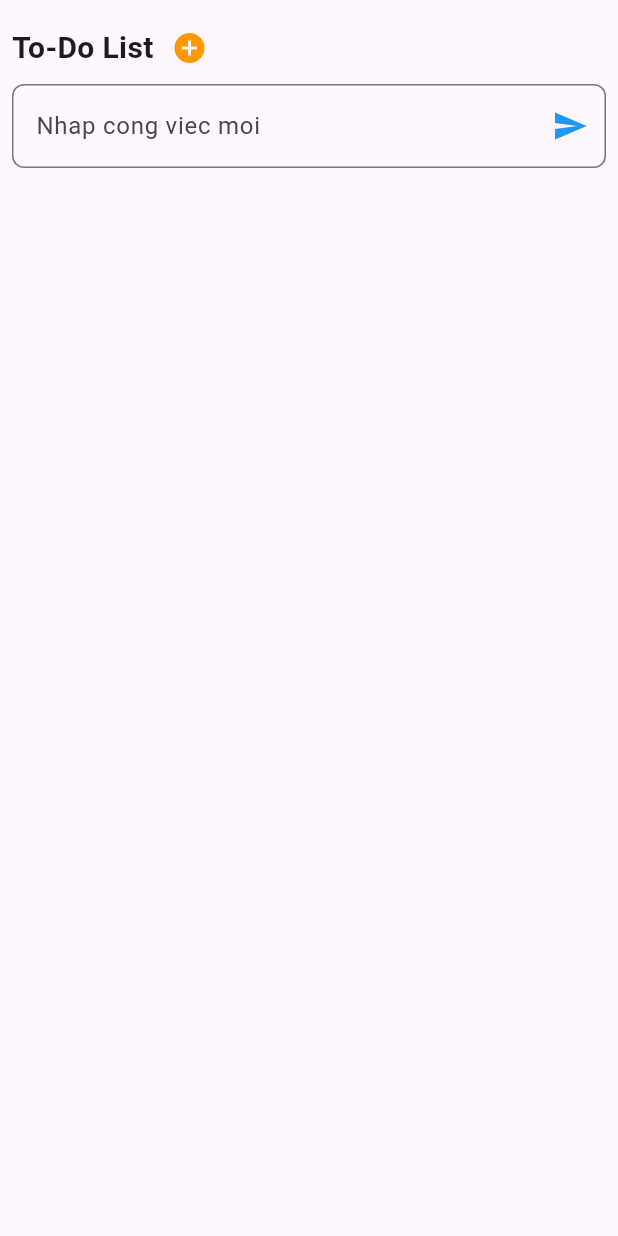
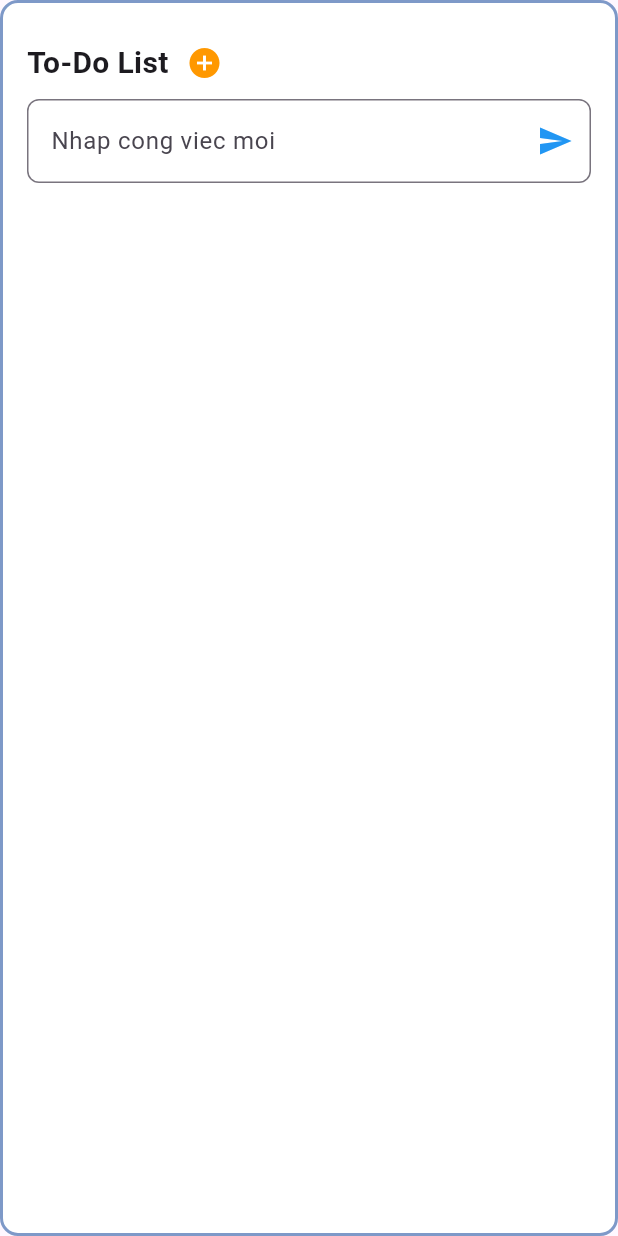
Before and after one commit to VDgit03/2025_LTTBDD_N04_Nhom_12, a Flutter app: the TodoList widget shown alone on an empty page, opened directly, on a phone screen of 412 x 824 dp. Run offline on Flutter 3.47's test engine with Material 3 defaults, Android fonts, the phone set to English and light mode, and no system bars.

Commit message:
xóa phần không cần và thêm viền cho todolist

```diff
--- a/lib/ViewPage/page.dart
+++ b/lib/ViewPage/page.dart
@@ -46,11 +46,10 @@ class page extends StatelessWidget {
                       child: Column(
                         crossAxisAlignment: CrossAxisAlignment.start,
                         children: [
-                          SizedBox(height: 8),
                           Expanded(child: TodoList()),
                           SizedBox(height: 20),
                           const SizedBox(height: 20),
-                          Container(height: 300, color: Colors.yellow),
+                          Container(height: 200, color: Colors.yellow),
                         ],
                       ),
                     ),
--- a/lib/ViewPage/todoList.dart
+++ b/lib/ViewPage/todoList.dart
@@ -1,23 +1,4 @@
 import 'package:flutter/material.dart';
-
-// class TodoList extends StatelessWidget {
-//   const TodoList({super.key});
-
-//   @override
-//   Widget build(BuildContext context) {
-//     final tasks = ['Task 1', 'Task 2', 'Task 3'];
-//     return ListView.builder(
-//       itemCount: tasks.length,
-//       itemBuilder: (context, index) => Card(
-//         margin: const EdgeInsets.symmetric(vertical: 8),
-//         child: ListTile(
-//           title: Text(tasks[index]),
-//           trailing: Icon(Icons.check_box_outline_blank),
-//         ),
-//       ),
-//     );
-//   }
-// }
 
 class TodoList extends StatefulWidget {
   const TodoList({super.key});
@@ -47,7 +28,15 @@ class _TodoListState extends State<TodoList> {
   @override
   Widget build(BuildContext context) {
     return Container(
-      padding: EdgeInsets.all(8.0),
+      padding: const EdgeInsets.all(16), // cách lề trong
+      decoration: BoxDecoration(
+        color: Colors.white, // nền trắng (tùy chỉnh)
+        borderRadius: BorderRadius.circular(12), // bo góc
+        border: Border.all(
+          color: const Color.fromARGB(255, 126, 153, 200), // màu viền
+          width: 2, // độ dày viền
+        ),
+      ),
       child: Column(
         crossAxisAlignment: CrossAxisAlignment.start,
         children: [
@@ -83,7 +72,8 @@ class _TodoListState extends State<TodoList> {
           SizedBox(height: 10),
 
           // danh sach cong viec
-          Expanded(
+          Container(
+            height: 120,
             child: ListView.builder(
               itemCount: _tasks.length,
               itemBuilder: (context, index) {
```
